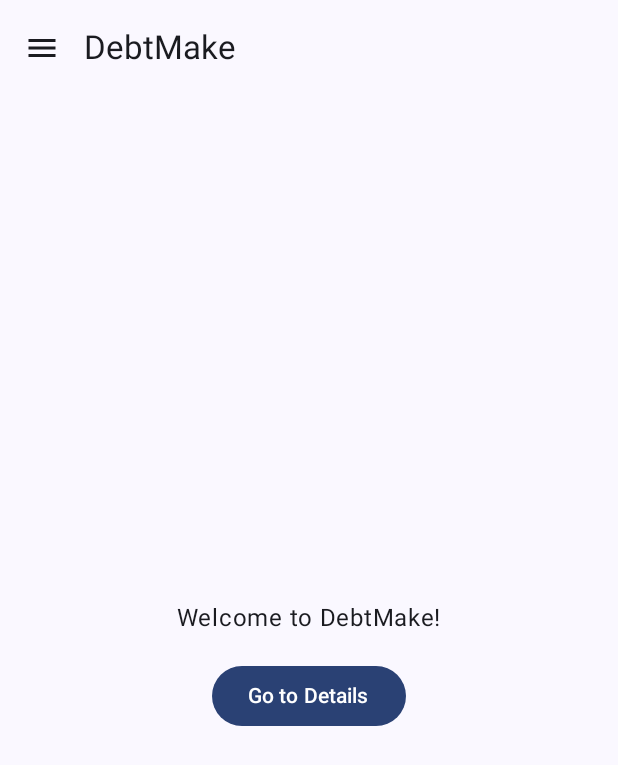
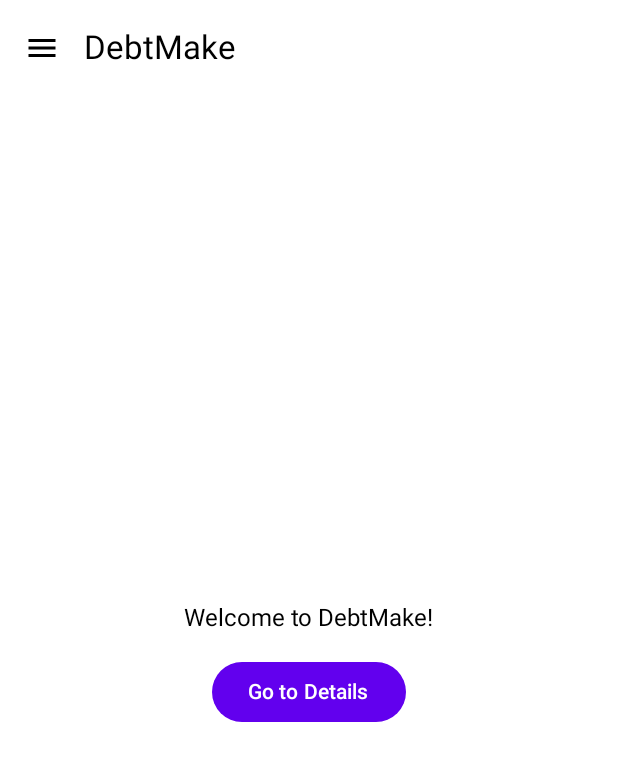
Before and after one commit to williamvyong/702, an Android app built with Jetpack Compose: the screen it shows after launch (MainActivity), on a phone screen of 412 x 824 dp. Shown: the top 765 px of the screen. Run offline under Robolectric (Android 15) with nearby library versions, the phone set to English and light mode, and no system bars; our stand-ins replace Dagger/Hilt's generated code.

Commit message:
feat: 完成主题与收付款固定背景色支持

```diff
--- a/app/src/main/java/com/williamv/debtmake/ui/details/DetailsScreen.kt
+++ b/app/src/main/java/com/williamv/debtmake/ui/details/DetailsScreen.kt
@@ -14,5 +14,7 @@ fun DetailsScreen(itemId: String) {
         contentAlignment = Alignment.Center
     ) {
         Text(text = "Details for item: $itemId")
+
+        // —— 以后在这里展示 collect/payout 逻辑界面 ——
     }
 }
--- a/app/src/main/java/com/williamv/debtmake/ui/home/HomeScreen.kt
+++ b/app/src/main/java/com/williamv/debtmake/ui/home/HomeScreen.kt
@@ -24,5 +24,7 @@ fun HomeScreen(onNavigateToDetails: (String) -> Unit) {
         Button(onClick = { onNavigateToDetails("42") }) {
             Text(text = "Go to Details")
         }
+
+        // —— 以后还可以在这里加更多按钮或列表 ——
     }
 }
--- a/app/src/main/java/com/williamv/debtmake/ui/navigation/DrawerContent.kt
+++ b/app/src/main/java/com/williamv/debtmake/ui/navigation/DrawerContent.kt
@@ -25,7 +25,6 @@ fun DrawerContent(
             .widthIn(max = 280.dp) // 最大宽度 280dp
             .padding(16.dp)
     ) {
-        // 循环渲染菜单项
         listOf(
             "Master Book" to "master_book_route",
             "Books" to "books_route",
@@ -38,12 +37,12 @@ fun DrawerContent(
         ).forEach { (label, route) ->
             Text(
                 text = label,
-                style = MaterialTheme.typography.titleMedium,
+                style = MaterialTheme.typography.bodyLarge,
                 modifier = Modifier
                     .fillMaxWidth()
                     .padding(vertical = 12.dp)
                     .clickable {
-                        closeDrawer()       // 1. 先关闭抽屉
+                        closeDrawer()
                         navController.navigate(route) {
                             popUpTo("master_book_route") { saveState = true }
                             launchSingleTop = true
--- a/app/src/main/java/com/williamv/debtmake/ui/theme/Color.kt
+++ b/app/src/main/java/com/williamv/debtmake/ui/theme/Color.kt
@@ -2,10 +2,14 @@ package com.williamv.debtmake.ui.theme
 
 import androidx.compose.ui.graphics.Color
 
-val Purple80 = Color(0xFFD0BCFF)
-val PurpleGrey80 = Color(0xFFCCC2DC)
-val Pink80 = Color(0xFFEFB8C8)
+// —— 应用主色调 ——
+// 你可以按需调整这些主色
+val PrimaryLight = Color(0xFF6200EE)
+val PrimaryDark  = Color(0xFFBB86FC)
 
-val Purple40 = Color(0xFF6650a4)
-val PurpleGrey40 = Color(0xFF625b71)
-val Pink40 = Color(0xFF7D5260)
+val OnPrimaryLight = Color(0xFFFFFFFF)
+val OnPrimaryDark  = Color(0xFF000000)
+
+// —— 收款/付款专用固定色 （不随主题切换） ——
+val CollectBackground = Color(0xFFB9F6CA)
+val PayoutBackground = Color(0xFFFF8A80)
--- a/app/src/main/java/com/williamv/debtmake/ui/theme/Theme.kt
+++ b/app/src/main/java/com/williamv/debtmake/ui/theme/Theme.kt
@@ -1,57 +1,43 @@
 package com.williamv.debtmake.ui.theme
 
-import android.app.Activity
-import android.os.Build
 import androidx.compose.foundation.isSystemInDarkTheme
+import androidx.compose.material3.ColorScheme
 import androidx.compose.material3.MaterialTheme
 import androidx.compose.material3.darkColorScheme
-import androidx.compose.material3.dynamicDarkColorScheme
-import androidx.compose.material3.dynamicLightColorScheme
 import androidx.compose.material3.lightColorScheme
 import androidx.compose.runtime.Composable
-import androidx.compose.ui.platform.LocalContext
+import androidx.compose.ui.graphics.Color
 
-private val DarkColorScheme = darkColorScheme(
-    primary = Purple80,
-    secondary = PurpleGrey80,
-    tertiary = Pink80
+private val LightColors = lightColorScheme(
+    primary = PrimaryLight,
+    onPrimary = OnPrimaryLight,
+    secondary = PrimaryLight,
+    onSecondary = OnPrimaryLight,
+    background = Color.White,
+    onBackground = Color.Black,
+    surface = Color.White,
+    onSurface = Color.Black,
 )
 
-private val LightColorScheme = lightColorScheme(
-    primary = Purple40,
-    secondary = PurpleGrey40,
-    tertiary = Pink40
-
-    /* Other default colors to override
-    background = Color(0xFFFFFBFE),
-    surface = Color(0xFFFFFBFE),
-    onPrimary = Color.White,
-    onSecondary = Color.White,
-    onTertiary = Color.White,
-    onBackground = Color(0xFF1C1B1F),
-    onSurface = Color(0xFF1C1B1F),
-    */
+private val DarkColors = darkColorScheme(
+    primary = PrimaryDark,
+    onPrimary = OnPrimaryDark,
+    secondary = PrimaryDark,
+    onSecondary = OnPrimaryDark,
+    background = Color.Black,
+    onBackground = Color.White,
+    surface = Color.Black,
+    onSurface = Color.White,
 )
 
 @Composable
 fun DebtMakeTheme(
-    darkTheme: Boolean = isSystemInDarkTheme(),
-    // Dynamic color is available on Android 12+
-    dynamicColor: Boolean = true,
+    useDarkTheme: Boolean = isSystemInDarkTheme(),
     content: @Composable () -> Unit
 ) {
-    val colorScheme = when {
-        dynamicColor && Build.VERSION.SDK_INT >= Build.VERSION_CODES.S -> {
-            val context = LocalContext.current
-            if (darkTheme) dynamicDarkColorScheme(context) else dynamicLightColorScheme(context)
-        }
-
-        darkTheme -> DarkColorScheme
-        else -> LightColorScheme
-    }
-
+    val colors: ColorScheme = if (useDarkTheme) DarkColors else LightColors
     MaterialTheme(
-        colorScheme = colorScheme,
+        colorScheme = colors,
         typography = Typography,
         content = content
     )
--- a/app/src/main/java/com/williamv/debtmake/ui/theme/Type.kt
+++ b/app/src/main/java/com/williamv/debtmake/ui/theme/Type.kt
@@ -6,29 +6,11 @@ import androidx.compose.ui.text.font.FontFamily
 import androidx.compose.ui.text.font.FontWeight
 import androidx.compose.ui.unit.sp
 
-// Set of Material typography styles to start with
 val Typography = Typography(
     bodyLarge = TextStyle(
         fontFamily = FontFamily.Default,
         fontWeight = FontWeight.Normal,
-        fontSize = 16.sp,
-        lineHeight = 24.sp,
-        letterSpacing = 0.5.sp
+        fontSize = 16.sp
     )
-    /* Other default text styles to override
-    titleLarge = TextStyle(
-        fontFamily = FontFamily.Default,
-        fontWeight = FontWeight.Normal,
-        fontSize = 22.sp,
-        lineHeight = 28.sp,
-        letterSpacing = 0.sp
-    ),
-    labelSmall = TextStyle(
-        fontFamily = FontFamily.Default,
-        fontWeight = FontWeight.Medium,
-        fontSize = 11.sp,
-        lineHeight = 16.sp,
-        letterSpacing = 0.5.sp
-    )
-    */
+    // 你可以根据需要继续覆盖其他文字样式
 )
```
